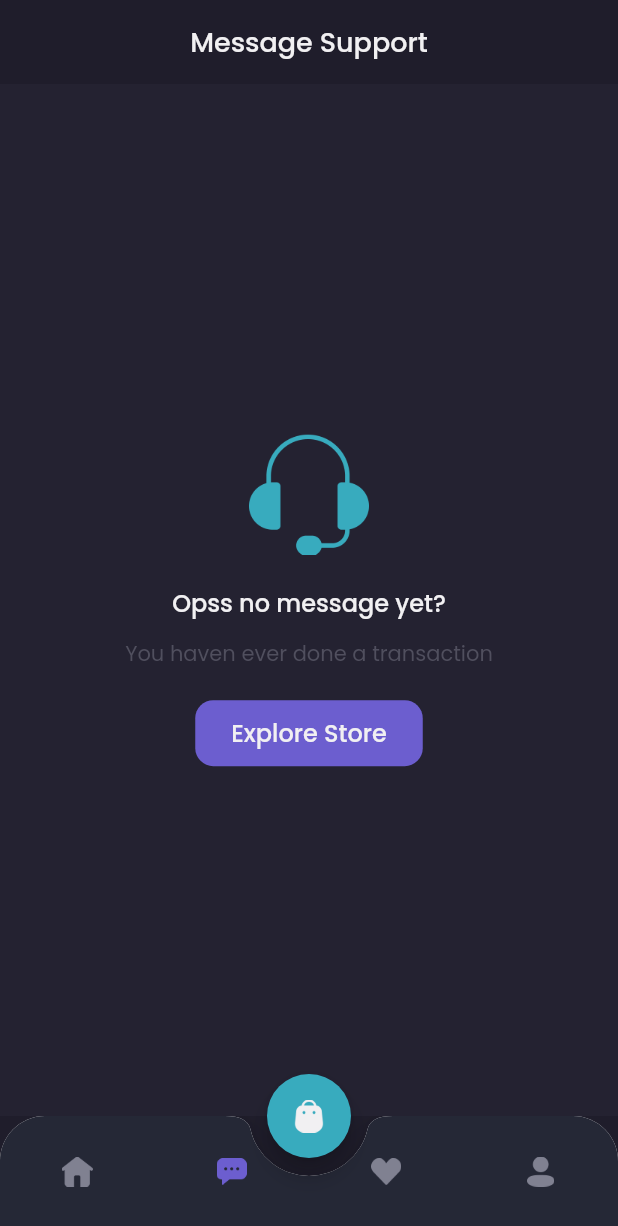
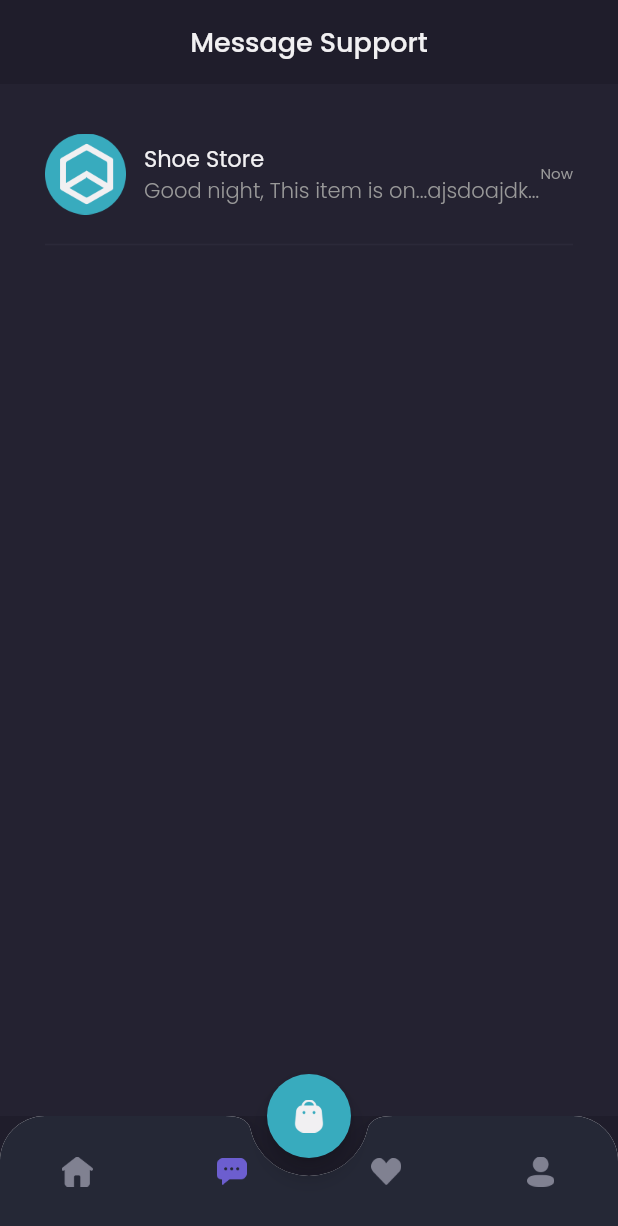
Before and after one commit to depri11/flutter_shamo, a Flutter app: the MainPage screen opened by its route, item 2 of the bottom bar chosen, on a phone screen of 412 x 824 dp. Shown: the top 1226 px of the screen. Run offline on Flutter 3.47's test engine with Material 2 defaults, Android fonts, the phone set to English and light mode, and no system bars; our stand-ins replace google_fonts.

Commit message:
chat page

```diff
--- a/lib/main.dart
+++ b/lib/main.dart
@@ -1,4 +1,5 @@
 import 'package:flutter/material.dart';
+import 'package:shamo/pages/detail_chat_page.dart';
 import 'package:shamo/pages/home/main_page.dart';
 import 'package:shamo/pages/sign_in_page.dart';
 import 'package:shamo/pages/sign_up_page.dart';
@@ -17,6 +18,7 @@ class MyApp extends StatelessWidget {
         '/sign-in': (context) => SignInPage(),
         '/sign-up': (context) => SignUpPage(),
         '/home': (context) => MainPage(),
+        '/deail-chat': (context) => DetailChatPage(),
       },
     );
   }
--- a/lib/pages/home/chat_page.dart
+++ b/lib/pages/home/chat_page.dart
@@ -1,5 +1,6 @@
 import 'package:flutter/material.dart';
 import 'package:shamo/theme.dart';
+import 'package:shamo/widgets/chat_tile.dart';
 
 class ChatPage extends StatelessWidget {
   @override
@@ -18,7 +19,7 @@ class ChatPage extends StatelessWidget {
       );
     }
 
-    Widget content() {
+    Widget emptyChat() {
       return Expanded(
         child: Container(
           width: double.infinity,
@@ -78,6 +79,23 @@ class ChatPage extends StatelessWidget {
       );
     }
 
+    Widget content() {
+      return Expanded(
+        child: Container(
+          width: double.infinity,
+          color: backgroundColor3,
+          child: ListView(
+            padding: EdgeInsets.symmetric(
+              horizontal: defaultMargin,
+            ),
+            children: [
+              ChatTile(),
+            ],
+          ),
+        ),
+      );
+    }
+
     return Column(
       children: [
         header(),
--- a/lib/theme.dart
+++ b/lib/theme.dart
@@ -11,6 +11,7 @@ Color backgroundColor1 = Color(0xff1F1D2B);
 Color backgroundColor2 = Color(0xff2B2937);
 Color backgroundColor3 = Color(0xff242231);
 Color backgroundColor4 = Color(0xff252836);
+Color backgroundColor5 = Color(0xff2B2844);
 Color primaryTextColor = Color(0xffF1F0F2);
 Color secondaryTextColor = Color(0xff999999);
 Color subtitleColor = Color(0xff504F5E);
--- /dev/null
+++ b/lib/widgets/chat_tile.dart
@@ -0,0 +1,64 @@
+import 'package:flutter/material.dart';
+import 'package:shamo/theme.dart';
+
+class ChatTile extends StatelessWidget {
+  @override
+  Widget build(BuildContext context) {
+    return GestureDetector(
+      onTap: () => Navigator.pushNamed(context, '/deail-chat'),
+      child: Container(
+        margin: EdgeInsets.only(
+          top: 33,
+        ),
+        child: Column(
+          children: [
+            Row(
+              children: [
+                Image.asset(
+                  'assets/logo_profile.png',
+                  width: 54,
+                ),
+                SizedBox(
+                  width: 12,
+                ),
+                Expanded(
+                  child: Column(
+                    crossAxisAlignment: CrossAxisAlignment.start,
+                    children: [
+                      Text(
+                        'Shoe Store',
+                        style: primaryTextStyle.copyWith(
+                          fontSize: 15,
+                        ),
+                      ),
+                      Text(
+                        'Good night, This item is on...ajsdoajdkasjdlasdjl ashdahsdhasjh',
+                        style: secondaryTextStyle.copyWith(
+                          fontWeight: light,
+                        ),
+                        overflow: TextOverflow.ellipsis,
+                      )
+                    ],
+                  ),
+                ),
+                Text(
+                  'Now',
+                  style: secondaryTextStyle.copyWith(
+                    fontSize: 10,
+                  ),
+                )
+              ],
+            ),
+            SizedBox(
+              height: 12,
+            ),
+            Divider(
+              thickness: 1,
+              color: Color(0xff2B2939),
+            )
+          ],
+        ),
+      ),
+    );
+  }
+}
```
Also changed, not shown: lib/pages/detail_chat_page.dart (added, +169 -0 lines), lib/widgets/chat_bubble.dart (added, +156 -0 lines), assets/btn_close.png (added), assets/btn_send.png (added), assets/image_profile_online.png (added), assets/online.png (added).
